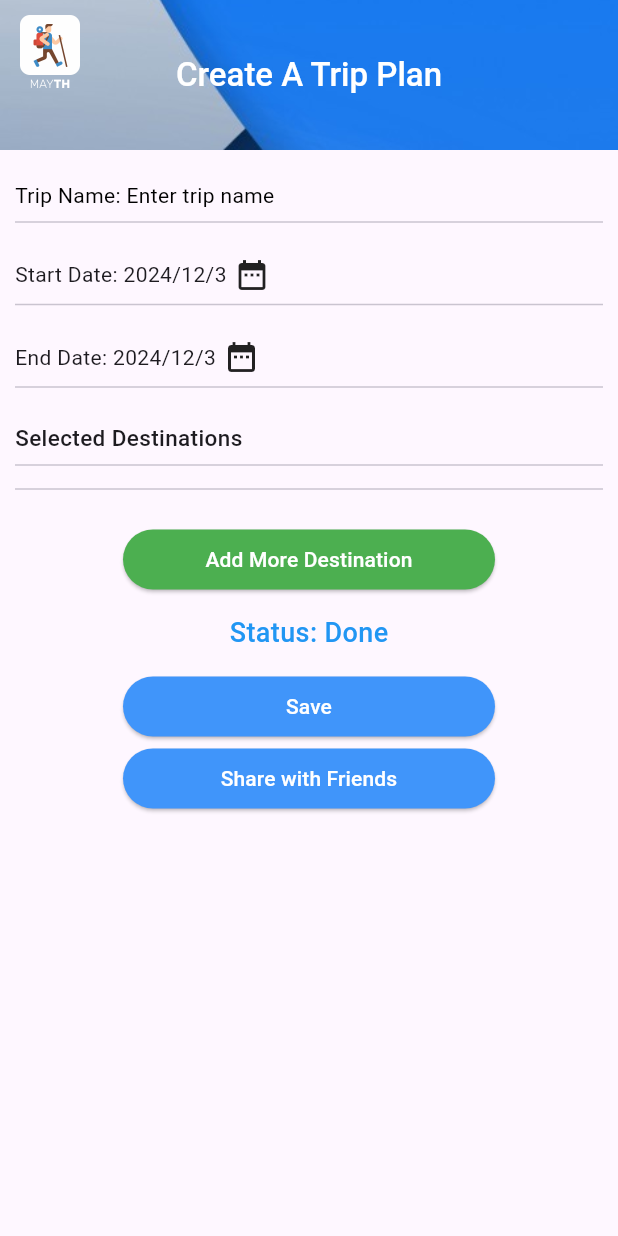
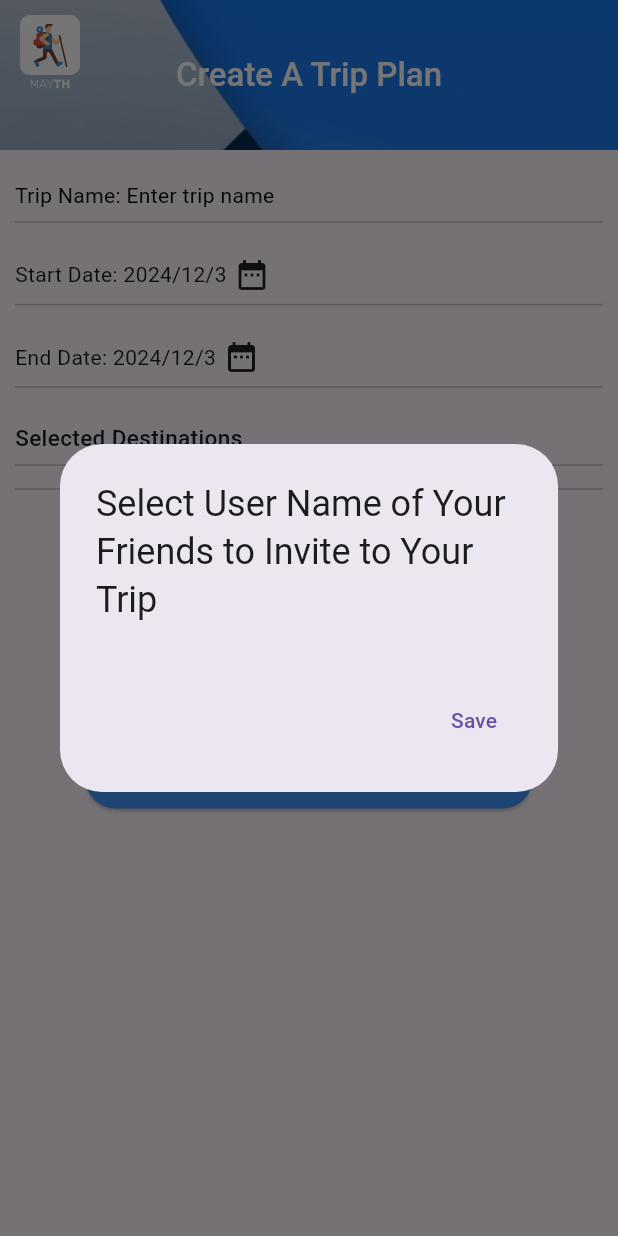
Before and after one commit to Daham2000/travel_app, a Flutter app: the ViewAllTripPlan screen opened directly, after a tap on "Create a New Trip Plan", after a tap on "Share with Friends", on a phone screen of 412 x 824 dp. Run offline on Flutter 3.47's test engine with Material 3 defaults, Android fonts, the phone set to English and light mode, and no system bars; our stand-ins replace cached_network_image, cloud_firestore, firebase_auth, firebase_core, flutter_bloc, flutter_svg and 7 more; missing offline and left inert: themed; accounts and stored records are empty; network calls fail.

Commit message:
Updated User Model

```diff
--- a/lib/db/model/user.dart
+++ b/lib/db/model/user.dart
@@ -1,14 +1,18 @@
 import 'dart:convert';
 
 class User {
-  String email;
-  String firstName;
-  String lastName;
+  final String email;
+  String id;
+  final String firstName;
+  final String lastName;
+  final List<Invitation> invitations;
 
   User({
     required this.email,
+    required this.id,
     required this.firstName,
     required this.lastName,
+    required this.invitations,
   });
 
   factory User.fromJson(String str) => User.fromMap(json.decode(str));
@@ -17,13 +21,41 @@ class User {
 
   factory User.fromMap(Map<String, dynamic> json) => User(
     email: json["email"],
+    id: json["id"] ?? "",
     firstName: json["firstName"],
     lastName: json["lastName"],
+    invitations: json["invitations"] != null ? List<Invitation>.from(json["invitations"].map((x) => Invitation.fromMap(x))) : [],
   );
 
   Map<String, dynamic> toMap() => {
     "email": email,
+    "id": id,
     "firstName": firstName,
     "lastName": lastName,
+    "invitations": List<dynamic>.from(invitations.map((x) => x.toMap())),
   };
 }
+
+class Invitation {
+  final String email;
+  final bool accepted;
+
+  Invitation({
+    required this.email,
+    required this.accepted,
+  });
+
+  factory Invitation.fromJson(String str) => Invitation.fromMap(json.decode(str));
+
+  String toJson() => json.encode(toMap());
+
+  factory Invitation.fromMap(Map<String, dynamic> json) => Invitation(
+    email: json["email"],
+    accepted: json["accepted"],
+  );
+
+  Map<String, dynamic> toMap() => {
+    "email": email,
+    "accepted": accepted,
+  };
+}
--- a/lib/db/repository/user_repo.dart
+++ b/lib/db/repository/user_repo.dart
@@ -35,6 +35,17 @@ class UserRepository {
     }
   }
 
+  // Future<void> setUserID() async {
+  //   final querySnapshot = await _userCollection.get();
+  //   User u;
+  //
+  //   querySnapshot.docs.forEach((element) {
+  //     u = User.fromMap(element.data() as Map<String, dynamic>);
+  //     u.id = element.id;
+  //     _userCollection.doc(element.id).update(u.toMap());
+  //   });
+  // }
+
   // Delete a user from Firestore
   Future<void> deleteUser(String documentId) async {
     try {
@@ -62,7 +73,12 @@ class UserRepository {
   Future<User> getUserByEmail(String email) async {
     try {
       QuerySnapshot snapshot = await _userCollection.get();
-      return snapshot.docs.where((c) => c["email"].toString().toLowerCase() == (email.toLowerCase())).map((e) => User.fromMap(e.data() as Map<String, dynamic>)).toList()[0];
+      print("Email: " + email);
+      return snapshot.docs
+          .where((c) =>
+              c["email"].toString().toLowerCase() == (email.toLowerCase()))
+          .map((e) => User.fromMap(e.data() as Map<String, dynamic>))
+          .toList()[0];
     } catch (e) {
       print('Error fetching user: $e');
       throw e;
--- a/lib/ui/home_page/home_view.dart
+++ b/lib/ui/home_page/home_view.dart
@@ -176,7 +176,7 @@ class _HomeViewState extends State<HomeView> {
           ),
           drawer: DrawerHome(
             version: state.version ?? "",
-            user: state.user ?? User(email: "", firstName: "", lastName: ""),
+            user: state.user ?? User(email: "", firstName: "", lastName: "", id: '', invitations: []),
           ),
           body: RefreshIndicator(
             key: _refreshIndicatorKey,
--- a/lib/ui/home_page/widget/single_post.dart
+++ b/lib/ui/home_page/widget/single_post.dart
@@ -206,7 +206,7 @@ class _SinglePostState extends State<SinglePost> {
             ),
             elevation: 10,
             centerTitle: true,
-            title: Text(
+            title: const Text(
               "Trip information",
               style: const TextStyle(
                   color: Colors.white, fontWeight: FontWeight.w500),
--- a/lib/ui/login_page/login_view.dart
+++ b/lib/ui/login_page/login_view.dart
@@ -83,7 +83,7 @@ class _LoginViewState extends State<LoginView> {
       await userRepository.addUser(User(
           email: emailCtrl.value.text,
           firstName: firstNameCtrl.text,
-          lastName: lastNameCtrl.text));
+          lastName: lastNameCtrl.text, id: '', invitations: []));
       Future.microtask(
         () => Navigator.pushReplacement(
             context, MaterialPageRoute(builder: (context) => IntroView())),
--- a/lib/ui/trip_view/all_trips_view/all_trip_view.dart
+++ b/lib/ui/trip_view/all_trips_view/all_trip_view.dart
@@ -56,7 +56,7 @@ class _ViewAllTripPlanState extends State<ViewAllTripPlan> {
         ),
         drawer: DrawerHome(
           version: state.version ?? "",
-          user: state.user ?? User(email: "", firstName: "", lastName: ""),
+          user: state.user ?? User(email: "", firstName: "", lastName: "", id: '', invitations: []),
         ),
         body: Container(
           margin: const EdgeInsets.symmetric(horizontal: 15.0),
--- a/lib/ui/trip_view/trip_bloc.dart
+++ b/lib/ui/trip_view/trip_bloc.dart
@@ -9,25 +9,16 @@ import 'package:travel_app/db/repository/user_repo.dart';
 import 'package:travel_app/ui/trip_view/trip_state.dart';
 
 class TripBloc extends Cubit<TripState> {
-  TripBloc() : super(TripBloc.initialState);
-
-  static TripState get initialState => TripState(
-        isSearching: false,
-        user: null,
-        version: '',
-        error: "",
-        currentTrip: Trip(
-            name: "",
-            id: "",
-            startDate: DateTime.now(),
-            endDate: DateTime.now(),
-            attractionList: [],
-            users: []),
-        list: [],
-      );
+  TripBloc() : super(TripState.initialState);
 
   void updateLoadingState(bool isLoading) {
     emit(state.clone(isSearching: isLoading));
+  }
+
+  void loadAllUsers() async {
+    UserRepository userRepository = UserRepository();
+    final users = await userRepository.getAllUsers();
+    emit(state.clone(users: users));
   }
 
   void setCurrentTrip(Trip? trip) {
--- a/lib/ui/trip_view/trip_state.dart
+++ b/lib/ui/trip_view/trip_state.dart
@@ -17,6 +17,7 @@ class TripState {
   final Trip currentTrip;
   final String error;
   final List<Attraction> list;
+  final List<User> users;
 
   TripState({
     required this.isSearching,
@@ -25,6 +26,7 @@ class TripState {
     required this.currentTrip,
     required this.list,
     required this.error,
+    required this.users,
   });
 
   TripState.init()
@@ -34,6 +36,7 @@ class TripState {
           version: null,
           error: "",
           list: [],
+          users: [],
           currentTrip: Trip(
               name: "",
               id: "",
@@ -50,6 +53,7 @@ class TripState {
     String? error,
     Trip? currentTrip,
     List<Attraction>? list,
+    List<User>? users,
   }) {
     return TripState(
       isSearching: isSearching ?? this.isSearching,
@@ -58,6 +62,7 @@ class TripState {
       version: version ?? this.version,
       currentTrip: currentTrip ?? this.currentTrip,
       list: list ?? this.list,
+      users: users ?? this.users,
     );
   }
 
@@ -67,6 +72,7 @@ class TripState {
         version: "",
         error: "",
         list: [],
+        users: [],
         currentTrip: Trip(
             name: "",
             id: "",
--- a/lib/ui/trip_view/trip_view.dart
+++ b/lib/ui/trip_view/trip_view.dart
@@ -33,6 +33,7 @@ class _TripViewState extends State<TripView> with RestorationMixin {
     super.initState();
     context.read<TripBloc>().setUserDetails();
     context.read<TripBloc>().getAppVersion();
+    context.read<TripBloc>().loadAllUsers();
     context.read<TripBloc>().loadAll();
     context.read<TripBloc>().setCurrentTrip(widget.trip);
   }
@@ -115,7 +116,7 @@ class _TripViewState extends State<TripView> with RestorationMixin {
     txt.text = tripData.name;
     return showDialog<void>(
       context: context,
-      barrierDismissible: false, // user must tap button!
+      barrierDismissible: true, // user must tap button!
       builder: (BuildContext contextNew) {
         return AlertDialog(
           title: const Text('Enter Trip Name'),
@@ -148,7 +149,7 @@ class _TripViewState extends State<TripView> with RestorationMixin {
   Future<void> showAccoumadationSelect(AttractionTripModel attraction) async {
     return showDialog<void>(
       context: context,
-      barrierDismissible: false, // user must tap button!
+      barrierDismissible: true, // user must tap button!
       builder: (BuildContext contextNew) {
         return AlertDialog(
           title: const Text(
@@ -198,7 +199,7 @@ class _TripViewState extends State<TripView> with RestorationMixin {
   Future<void> _showDialogSelectDestinations(List<Attraction> list) async {
     return showDialog<void>(
       context: context,
-      barrierDismissible: false, // user must tap button!
+      barrierDismissible: true, // user must tap button!
       builder: (BuildContext contextNew) {
         return AlertDialog(
           title: const Text('Select Destinations'),
@@ -234,6 +235,57 @@ class _TripViewState extends State<TripView> with RestorationMixin {
             ),
           ],
         );
+      },
+    );
+  }
+
+  Future<void> showDialogBoxShareWithFriends(List<User> users) async {
+    return showDialog<void>(
+      context: context,
+      barrierDismissible: true, // user must tap button!
+      builder: (BuildContext contextNew) {
+        List<String> selectedUsers = [];
+        return StatefulBuilder(
+            builder: (BuildContext context, StateSetter setState) {
+          return AlertDialog(
+            title:
+                Text('Select User Name of Your Friends to Invite to Your Trip'),
+            content: SingleChildScrollView(
+              child: ListBody(
+                children: <Widget>[
+                  for (final f in users)
+                    Row(
+                      mainAxisAlignment: MainAxisAlignment.spaceBetween,
+                      children: [
+                        Text(f.firstName[0].toUpperCase() + f.firstName.substring(1).trim() + " " + f.lastName),
+                        Checkbox(
+                          checkColor: Colors.white,
+                          value: selectedUsers.contains(f.email),
+                          onChanged: (bool? value) {
+                            setState(() {
+                              if (!selectedUsers.contains(f.email)) {
+                                selectedUsers.add(f.email);
+                              } else {
+                                selectedUsers.remove(f.email);
+                              }
+                            });
+                          },
+                        )
+                      ],
+                    )
+                ],
+              ),
+            ),
+            actions: <Widget>[
+              TextButton(
+                child: const Text('Save'),
+                onPressed: () {
+                  Navigator.of(contextNew).pop();
+                },
+              ),
+            ],
+          );
+        });
       },
     );
   }
@@ -297,6 +349,7 @@ class _TripViewState extends State<TripView> with RestorationMixin {
     return BlocBuilder<TripBloc, TripState>(buildWhen: (previous, current) {
       return previous.isSearching != current.isSearching ||
           previous.user != current.user ||
+          previous.users != current.users ||
           previous.list != current.list ||
           previous.currentTrip.attractionList.length !=
               current.currentTrip.attractionList.length ||
@@ -329,7 +382,7 @@ class _TripViewState extends State<TripView> with RestorationMixin {
         ),
         drawer: DrawerHome(
           version: state.version ?? "",
-          user: state.user ?? User(email: "", firstName: "", lastName: ""),
+          user: state.user ?? User(email: "", firstName: "", lastName: "", id: '', invitations: []),
         ),
         body: Container(
           padding: const EdgeInsets.symmetric(horizontal: 10.0),
@@ -435,7 +488,7 @@ class _TripViewState extends State<TripView> with RestorationMixin {
                               {_showDialogSelectDestinations(state.list)}
                           },
                       child: const SizedBox(
-                        width: 200,
+                        width: 250,
                         child: const Text(
                           "Add More Destination",
                           textAlign: TextAlign.center,
@@ -469,7 +522,7 @@ class _TripViewState extends State<TripView> with RestorationMixin {
                       ),
                       onPressed: () => {addTrip(state.currentTrip)},
                       child: SizedBox(
-                        width: 200,
+                        width: 250,
                         child: Padding(
                           padding: const EdgeInsets.symmetric(horizontal: 10),
                           child: (state.isSearching!)
@@ -494,9 +547,10 @@ class _TripViewState extends State<TripView> with RestorationMixin {
                         backgroundColor: StyledColor.ORDER_STATE_BTN_COLOR,
                         elevation: 1.0,
                       ),
-                      onPressed: () => {},
+                      onPressed: () =>
+                          {showDialogBoxShareWithFriends(state.users)},
                       child: const SizedBox(
-                        width: 200,
+                        width: 250,
                         child: Text(
                           "Share with Friends",
                           textAlign: TextAlign.center,
```
